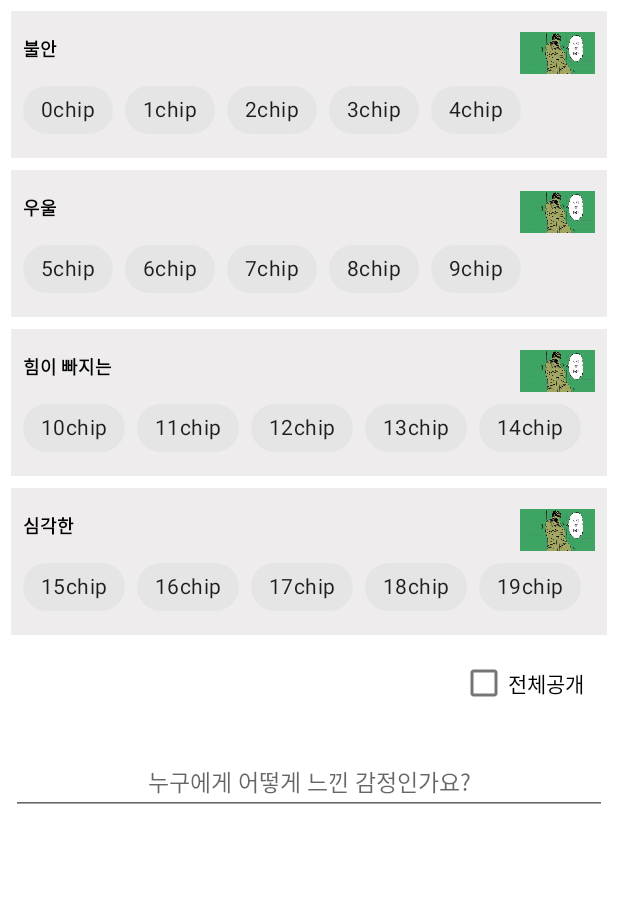
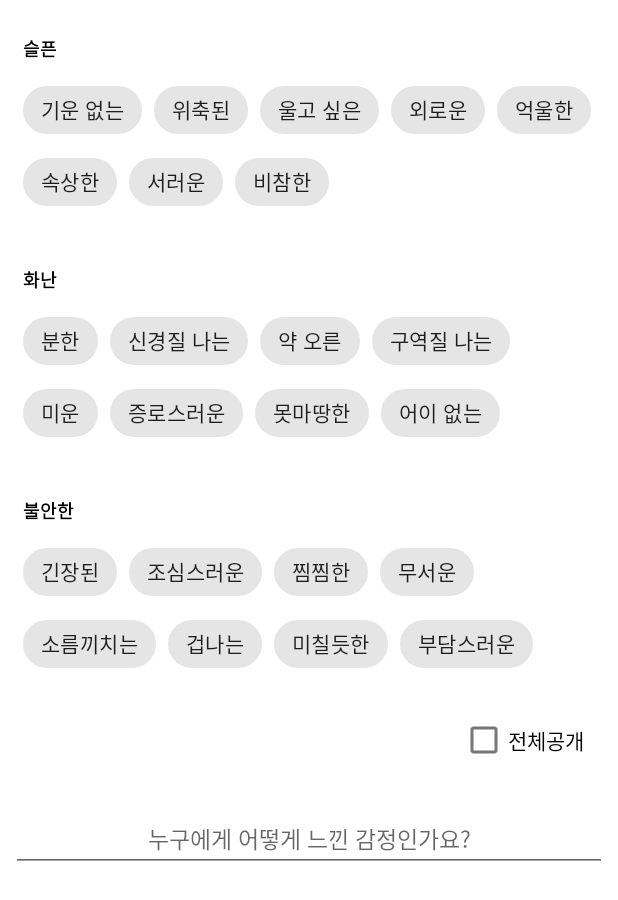
Before and after one commit to HyoilKim/Hug, an Android app: the SelectEmotion screen opened directly, with no data from a screen before it, on a phone screen of 412 x 824 dp. Shown: the top 900 px of the screen. Run offline under Robolectric (Android 15) with nearby library versions, the phone set to English and light mode, and no system bars; our stand-ins replace FlexboxLayout, Volley; libraries missing offline, so code that uses them is left out: com.prolificinteractive.materialcalendarview; network calls fail; 1 statement that could not run was skipped.

Commit message:
finish project

```diff
--- a/Warmer/app/src/main/java/com/example/warmer/ui/calender/ExpandableAdapter.java
+++ b/Warmer/app/src/main/java/com/example/warmer/ui/calender/ExpandableAdapter.java
@@ -30,7 +30,7 @@ public class ExpandableAdapter extends RecyclerView.Adapter<ExpandableAdapter.It
     public static ArrayList<String> selectedChipList = new ArrayList<>();
     private int prePosition = -1;                                          // 직전에 클릭됐던 Item의 position
     private ArrayList<Chip[]> chipList;
-    private Chip chip1, chip2, chip3, chip4, chip5;
+    private Chip chip1, chip2, chip3, chip4, chip5, chip6, chip7, chip8;
     private ChipGroup chipGroup;
     private int tmp = 0;
 
@@ -86,20 +86,45 @@ public class ExpandableAdapter extends RecyclerView.Adapter<ExpandableAdapter.It
             chip3 = itemView.findViewById(R.id.chip3);
             chip4 = itemView.findViewById(R.id.chip4);
             chip5 = itemView.findViewById(R.id.chip5);
+            chip6 = itemView.findViewById(R.id.chip6);
+            chip7 = itemView.findViewById(R.id.chip7);
+            chip8 = itemView.findViewById(R.id.chip8);
             chipGroup = itemView.findViewById(R.id.chipGroup);
 
-            chip1.setText(tmp++ + "chip");
-            chip2.setText(tmp++ + "chip");
-            chip3.setText(tmp++ + "chip");
-            chip4.setText(tmp++ + "chip");
-            chip5.setText(tmp++ + "chip");
-
-            chipGroup.setOnCheckedChangeListener(new ChipGroup.OnCheckedChangeListener() {
-                @Override
-                public void onCheckedChanged(ChipGroup chipGroup, int i) {
-                    Log.d("chip ", i+"");
-                }
-            });
+            if (tmp < 1) {
+                chip1.setText("기운 없는");
+                chip2.setText("위축된");
+                chip3.setText("울고 싶은");
+                chip4.setText("외로운");
+                chip5.setText("억울한");
+                chip6.setText("속상한");
+                chip7.setText("서러운");
+                chip8.setText("비참한");
+            } else if (tmp < 2) {
+                chip1.setText("분한");
+                chip2.setText("신경질 나는");
+                chip3.setText("약 오른");
+                chip4.setText("구역질 나는");
+                chip5.setText("미운");
+                chip6.setText("증로스러운");
+                chip7.setText("못마땅한");
+                chip8.setText("어이 없는");
+            } else  if (tmp < 3) {
+                chip1.setText("긴장된");
+                chip2.setText("조심스러운");
+                chip3.setText("찜찜한");
+                chip4.setText("무서운");
+                chip5.setText("소름끼치는");
+                chip6.setText("겁나는");
+                chip7.setText("미칠듯한");
+                chip8.setText("부담스러운");
+            }  tmp++;
+//            chipGroup.setOnCheckedChangeListener(new ChipGroup.OnCheckedChangeListener() {
+//                @Override
+//                public void onCheckedChanged(ChipGroup chipGroup, int i) {
+//                    Log.d("chip ", i+"");
+//                }
+//            });
         }
 
         // item.xml 값 세팅
@@ -109,13 +134,7 @@ public class ExpandableAdapter extends RecyclerView.Adapter<ExpandableAdapter.It
             // *************** DB **************** //
             // textView1(감정), imageView(대표 이미지) 세팅
             textView1.setText(data.getTitle());
-            imageView1.setImageResource(data.getResId());
 
-//            changeVisibility(selectedItems.get(position));
-
-//            itemView.setOnClickListener(this);
-//            textView1.setOnClickListener(this);
-//            imageView1.setOnClickListener(this);
         }
 
         // 클릭하면 ItemViewHolder가 2번 더 실행됨??????????
--- a/Warmer/app/src/main/java/com/example/warmer/ui/calender/SelectEmotion.java
+++ b/Warmer/app/src/main/java/com/example/warmer/ui/calender/SelectEmotion.java
@@ -140,7 +140,7 @@ public class SelectEmotion extends AppCompatActivity {
         View view = getLayoutInflater().inflate(R.layout.item, null, false);
 
         // ********** DB의 감정들 불러오기 **************** //
-        List<String> listTitle = Arrays.asList("불안", "우울", "힘이 빠지는", "심각한");
+        List<String> listTitle = Arrays.asList("슬픈", "화난", "불안한");
         for (int i = 0; i < listTitle.size(); i++) {
             Data data = new Data();
             data.setTitle(listTitle.get(i));
--- /dev/null
+++ b/Warmer/app/src/main/res/font/font.xml
@@ -0,0 +1,4 @@
+<?xml version="1.0" encoding="utf-8"?>
+<font-family xmlns:android="http://schemas.android.com/apk/res/android">
+
+</font-family>
--- a/Warmer/app/src/main/res/layout/fragment_home.xml
+++ b/Warmer/app/src/main/res/layout/fragment_home.xml
@@ -13,13 +13,13 @@
             android:layout_height="wrap_content"
             android:orientation="vertical">
 
-            <ImageView
-                android:id="@+id/main_img"
-                android:layout_width="wrap_content"
-                android:layout_height="wrap_content"
-                android:adjustViewBounds="true"
-                android:scaleType="fitCenter"
-                android:src="@drawable/m" />
+<!--            <ImageView-->
+<!--                android:id="@+id/main_img"-->
+<!--                android:layout_width="wrap_content"-->
+<!--                android:layout_height="wrap_content"-->
+<!--                android:adjustViewBounds="true"-->
+<!--                android:scaleType="fitCenter"-->
+<!--                android:src="@drawable/m" />-->
             <RelativeLayout
                 android:layout_width="match_parent"
                 android:layout_height="match_parent">
@@ -30,16 +30,15 @@
                     android:textColor="#111111"
                     android:layout_width="wrap_content"
                     android:layout_height="wrap_content"
-                    android:paddingTop="30dp"
+                    android:paddingTop="10dp"
                     android:layout_marginLeft="10dp"/>
-                <EditTextgit
-                    android:layout_width="match_parent"
-                    android:layout_height="wrap_content"
-                    android:layout_toRightOf="@+id/title1"
-                    android:gravity="bottom"
+
+                <EditText
+                    android:layout_width="208dp"
+                    android:layout_height="29dp"
                     android:layout_marginLeft="5dp"
                     android:layout_marginRight="15dp"
-                    android:paddingTop="15dp"/>
+                    android:layout_toRightOf="@+id/title1" />
                 <androidx.recyclerview.widget.RecyclerView
                     android:id="@+id/thumbnail_list1"
                     android:layout_width="wrap_content"
--- a/Warmer/app/src/main/res/layout/item.xml
+++ b/Warmer/app/src/main/res/layout/item.xml
@@ -8,7 +8,7 @@
     android:padding="8dp"
     android:gravity="center_vertical"
     android:layout_marginBottom="8dp"
-    android:background="@color/background">
+    android:background="@color/chipColor">
 
     <LinearLayout
         android:layout_width="match_parent"
@@ -36,8 +36,7 @@
         <ImageView
             android:id="@+id/imageView1"
             android:layout_width="50dp"
-            android:layout_height="50dp"
-            android:src="@mipmap/ic_launcher" />
+            android:layout_height="50dp" />
     </LinearLayout>
 
     <com.google.android.material.chip.ChipGroup
@@ -47,38 +46,59 @@
 
         <com.google.android.material.chip.Chip
             android:id="@+id/chip1"
-            style="@style/Widget.MaterialComponents.Chip.Choice"
+            style="@style/Widget.MaterialComponents.Chip.Filter"
             android:layout_width="wrap_content"
             android:layout_height="wrap_content"
             android:text="empty1"
             android:theme="@style/Theme.MaterialComponents.Light"/>
         <com.google.android.material.chip.Chip
             android:id="@+id/chip2"
-            style="@style/Widget.MaterialComponents.Chip.Choice"
+            style="@style/Widget.MaterialComponents.Chip.Filter"
             android:layout_width="wrap_content"
             android:layout_height="wrap_content"
             android:text="empty2"
             android:theme="@style/Theme.MaterialComponents.Light"/>
         <com.google.android.material.chip.Chip
             android:id="@+id/chip3"
-            style="@style/Widget.MaterialComponents.Chip.Choice"
+            style="@style/Widget.MaterialComponents.Chip.Filter"
             android:layout_width="wrap_content"
             android:layout_height="wrap_content"
             android:text="empty3"
             android:theme="@style/Theme.MaterialComponents.Light"/>
         <com.google.android.material.chip.Chip
             android:id="@+id/chip4"
-            style="@style/Widget.MaterialComponents.Chip.Choice"
+            style="@style/Widget.MaterialComponents.Chip.Filter"
             android:layout_width="wrap_content"
             android:layout_height="wrap_content"
             android:text="empty4"
             android:theme="@style/Theme.MaterialComponents.Light"/>
         <com.google.android.material.chip.Chip
             android:id="@+id/chip5"
-            style="@style/Widget.MaterialComponents.Chip.Choice"
+            style="@style/Widget.MaterialComponents.Chip.Filter"
             android:layout_width="wrap_content"
             android:layout_height="wrap_content"
             android:text="empty5"
+            android:theme="@style/Theme.MaterialComponents.Light"/>
+        <com.google.android.material.chip.Chip
+            android:id="@+id/chip6"
+            style="@style/Widget.MaterialComponents.Chip.Filter"
+            android:layout_width="wrap_content"
+            android:layout_height="wrap_content"
+            android:text="empty6"
+            android:theme="@style/Theme.MaterialComponents.Light"/>
+        <com.google.android.material.chip.Chip
+            android:id="@+id/chip7"
+            style="@style/Widget.MaterialComponents.Chip.Filter"
+            android:layout_width="wrap_content"
+            android:layout_height="wrap_content"
+            android:text="empty7"
+            android:theme="@style/Theme.MaterialComponents.Light"/>
+        <com.google.android.material.chip.Chip
+            android:id="@+id/chip8"
+            style="@style/Widget.MaterialComponents.Chip.Filter"
+            android:layout_width="wrap_content"
+            android:layout_height="wrap_content"
+            android:text="empty8"
             android:theme="@style/Theme.MaterialComponents.Light"/>
     </com.google.android.material.chip.ChipGroup>
 
--- a/Warmer/app/src/main/res/values/colors.xml
+++ b/Warmer/app/src/main/res/values/colors.xml
@@ -4,5 +4,6 @@
     <color name="colorPrimaryDark">#777777</color>
     <color name="colorAccent">#D81B60</color>
     <color name="background">#EEECEC</color>
-    <color name="white">#ffffff</color>
+    <color name="white">#FFFFFF</color>
+    <color name="chipColor">#FFFFFF</color>
 </resources>
--- a/Warmer/app/src/main/res/values/strings.xml
+++ b/Warmer/app/src/main/res/values/strings.xml
@@ -1,6 +1,6 @@
 <resources>
     <string name="app_name">Hug</string>
-    <string name="title_home">홈</string>
+    <string name="title_home">허그</string>
     <string name="title_dashboard">나의 감정</string>
     <string name="title_community">너의 감정</string>
     <string name="title_notifications">마이 페이지</string>
```
